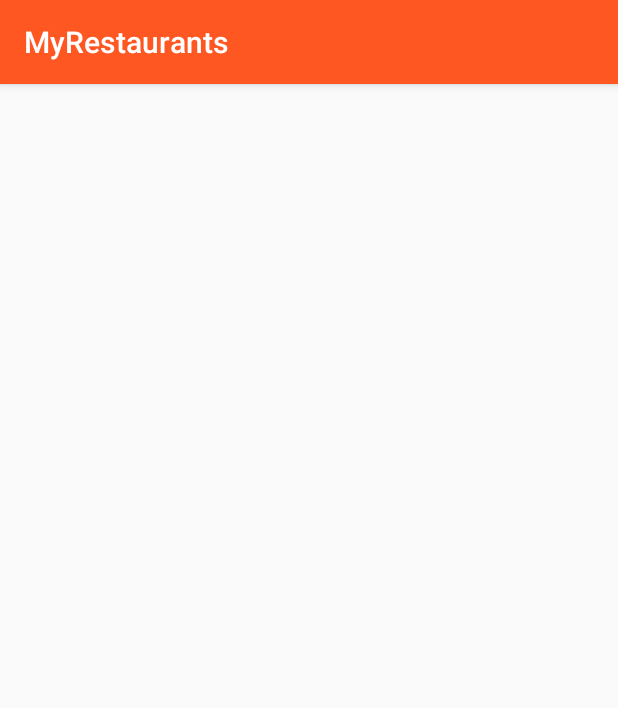
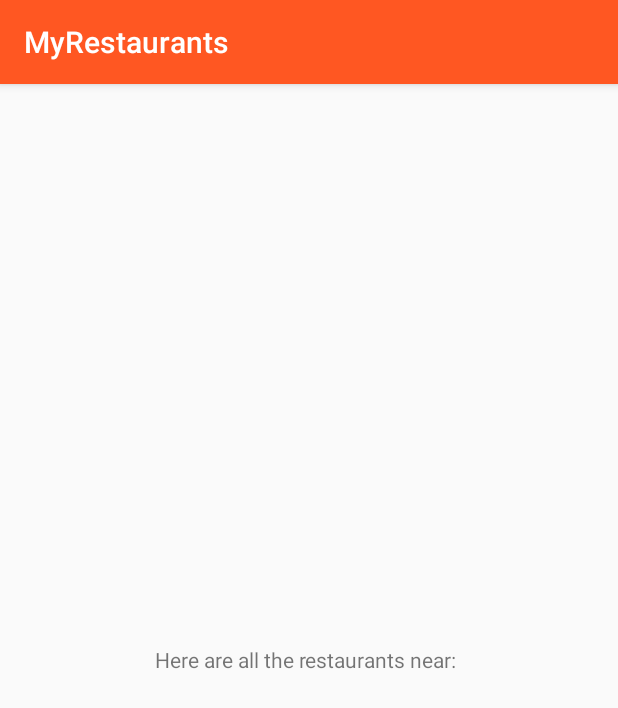
Before and after one commit to BillyAyiera/MyRestaurants, an Android app: the screen it shows after launch (RestaurantsActivity), after a tap on "FIND RESTAURANTS", on a phone screen of 412 x 824 dp. Shown: the top 708 px of the screen. Run offline under Robolectric (Android 15) with nearby library versions, the phone set to English and light mode, and no system bars.

Commit message:
modifications on java files

```diff
--- a/app/src/main/AndroidManifest.xml
+++ b/app/src/main/AndroidManifest.xml
@@ -9,7 +9,7 @@
         android:roundIcon="@mipmap/ic_launcher_round"
         android:supportsRtl="true"
         android:theme="@style/AppTheme">
-        <activity android:name=".RestaurantsActivity"></activity>
+        <activity android:name=".RestaurantsActivity" />
         <activity android:name=".MainActivity">
             <intent-filter>
                 <action android:name="android.intent.action.MAIN" />
--- a/app/src/main/java/com/moringaschool/myrestaurants/MainActivity.java
+++ b/app/src/main/java/com/moringaschool/myrestaurants/MainActivity.java
@@ -27,6 +27,7 @@ public class MainActivity extends AppCompatActivity {
                 String location = mLocationEditText.getText().toString();
                 Log.d(TAG, location);
                 Intent intent = new Intent(MainActivity.this, RestaurantsActivity.class);
+                intent.putExtra("location", location);
                 startActivity(intent);
 //                Toast.makeText(MainActivity.this, location, Toast.LENGTH_LONG).show();
             }
--- a/app/src/main/java/com/moringaschool/myrestaurants/RestaurantsActivity.java
+++ b/app/src/main/java/com/moringaschool/myrestaurants/RestaurantsActivity.java
@@ -2,13 +2,20 @@ package com.moringaschool.myrestaurants;
 
 import androidx.appcompat.app.AppCompatActivity;
 
+import android.content.Intent;
 import android.os.Bundle;
+import android.widget.TextView;
 
 public class RestaurantsActivity extends AppCompatActivity {
+    private TextView mLocationTextView;
 
     @Override
     protected void onCreate(Bundle savedInstanceState) {
         super.onCreate(savedInstanceState);
         setContentView(R.layout.activity_restaurants);
+        mLocationTextView = (TextView) findViewById(R.id.locationTextView);
+        Intent intent = getIntent();
+        String location = intent.getStringExtra("location");
+        mLocationTextView.setText("Here are all the restaurants near: " + location);
     }
 }
--- a/app/src/main/res/layout/activity_restaurants.xml
+++ b/app/src/main/res/layout/activity_restaurants.xml
@@ -1,9 +1,16 @@
 <?xml version="1.0" encoding="utf-8"?>
-<androidx.constraintlayout.widget.ConstraintLayout xmlns:android="http://schemas.android.com/apk/res/android"
-    xmlns:app="http://schemas.android.com/apk/res-auto"
+<RelativeLayout xmlns:android="http://schemas.android.com/apk/res/android"
     xmlns:tools="http://schemas.android.com/tools"
     android:layout_width="match_parent"
     android:layout_height="match_parent"
-    tools:context=".RestaurantsActivity">
+    tools:context="com.moringaschool.myrestaurants.RestaurantsActivity">
 
-</androidx.constraintlayout.widget.ConstraintLayout>
+    <TextView
+        android:layout_width="wrap_content"
+        android:layout_height="wrap_content"
+        android:text="Restaurants near "
+        android:id="@+id/locationTextView"
+        android:layout_centerVertical="true"
+        android:layout_centerHorizontal="true" />
+
+</RelativeLayout>
```
Also changed, not shown: app/src/main/res/layout/activity_restaurant.xml (deleted, +0 -9 lines), app/src/main/res/layout/activity_restaurant2.xml (deleted, +0 -9 lines).
